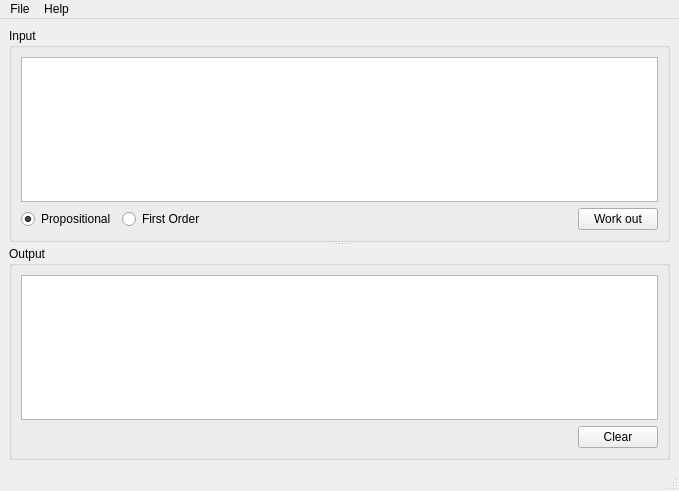
Qt form mainwindow.ui (b3aver/PyLogic) before a commit.
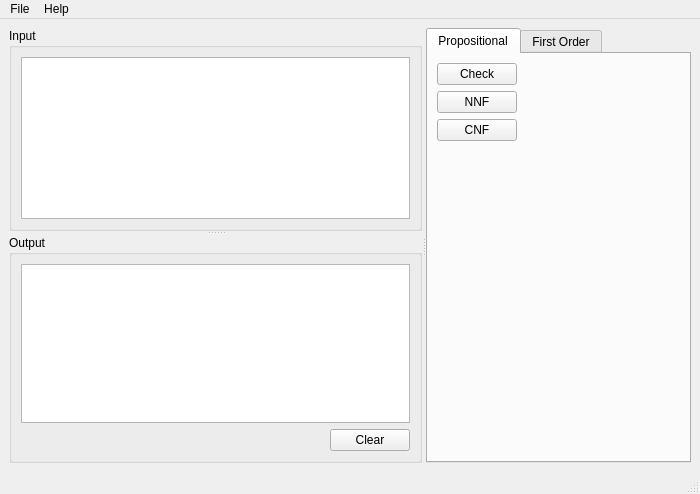
The same form after that commit. Custom widgets are drawn as their Qt base class.

Commit message: GUI: split view with commands on the right.

```diff
--- a/mainwindow.ui
+++ b/mainwindow.ui
@@ -6,8 +6,8 @@
    <rect>
     <x>0</x>
     <y>0</y>
-    <width>679</width>
-    <height>491</height>
+    <width>700</width>
+    <height>494</height>
    </rect>
   </property>
   <property name="windowTitle">
@@ -16,6 +16,10 @@
   <widget class="QWidget" name="centralwidget">
    <layout class="QGridLayout" name="gridLayout_3">
     <item row="0" column="0">
+     <widget class="QSplitter" name="splitter_2">
+      <property name="orientation">
+       <enum>Qt::Horizontal</enum>
+      </property>
      <widget class="QSplitter" name="splitter">
       <property name="orientation">
        <enum>Qt::Vertical</enum>
@@ -28,53 +32,6 @@
         <item row="0" column="0">
          <widget class="QPlainTextEdit" name="textEditInput"/>
         </item>
-        <item row="2" column="0">
-         <layout class="QHBoxLayout" name="horizontalLayout">
-          <item>
-           <widget class="QRadioButton" name="radioButtonPropositional">
-            <property name="text">
-             <string>Propositional</string>
-            </property>
-            <property name="checked">
-             <bool>true</bool>
-            </property>
-            <attribute name="buttonGroup">
-             <string>buttonGroup</string>
-            </attribute>
-           </widget>
-          </item>
-          <item>
-           <widget class="QRadioButton" name="radioButtonFirstOrder">
-            <property name="text">
-             <string>First Order</string>
-            </property>
-            <attribute name="buttonGroup">
-             <string>buttonGroup</string>
-            </attribute>
-           </widget>
-          </item>
-          <item>
-           <spacer name="horizontalSpacer">
-            <property name="orientation">
-             <enum>Qt::Horizontal</enum>
-            </property>
-            <property name="sizeHint" stdset="0">
-             <size>
-              <width>40</width>
-              <height>20</height>
-             </size>
-            </property>
-           </spacer>
-          </item>
-          <item>
-           <widget class="QPushButton" name="pushButtonWorkout">
-            <property name="text">
-             <string>Work out</string>
-            </property>
-           </widget>
-          </item>
-         </layout>
-        </item>
        </layout>
       </widget>
       <widget class="QGroupBox" name="groupBox_2">
@@ -119,6 +76,51 @@
        </layout>
       </widget>
      </widget>
+      <widget class="QWidget" name="horizontalLayoutWidget">
+       <layout class="QHBoxLayout" name="horizontalLayout_2">
+        <item>
+         <widget class="QTabWidget" name="tabWidget">
+          <property name="currentIndex">
+           <number>0</number>
+          </property>
+          <widget class="QWidget" name="tabPropositional">
+           <attribute name="title">
+            <string>Propositional</string>
+           </attribute>
+           <layout class="QFormLayout" name="formLayout">
+            <item row="0" column="0">
+             <widget class="QPushButton" name="pushButtonCheckPropositional">
+              <property name="text">
+               <string>Check</string>
+              </property>
+             </widget>
+            </item>
+            <item row="1" column="0">
+             <widget class="QPushButton" name="pushButtonNNF">
+              <property name="text">
+               <string>NNF</string>
+              </property>
+             </widget>
+            </item>
+            <item row="2" column="0">
+             <widget class="QPushButton" name="pushButtonCNF">
+              <property name="text">
+               <string>CNF</string>
+              </property>
+             </widget>
+            </item>
+           </layout>
+          </widget>
+          <widget class="QWidget" name="tabFirstOrder">
+           <attribute name="title">
+            <string>First Order</string>
+           </attribute>
+          </widget>
+         </widget>
+        </item>
+       </layout>
+      </widget>
+     </widget>
     </item>
    </layout>
   </widget>
@@ -127,7 +129,7 @@
     <rect>
      <x>0</x>
      <y>0</y>
-     <width>679</width>
+     <width>700</width>
      <height>29</height>
     </rect>
    </property>
```
Left out of the diff: 77 changed lines with no effect on the pictures. Lines whose indentation alone changed are shown as unchanged. The commit also changes 2 other files.
